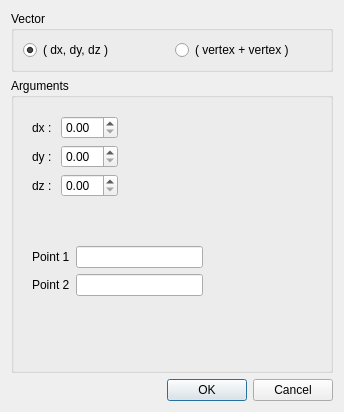
The window that src/HEXABLOCKGUI/Vector_QTD.ui (SalomePlatform/hexablock) describes before a commit, drawn with Qt 5.
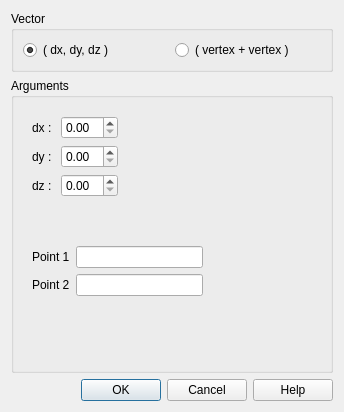
The same window after the commit.

Commit message: added: -Propagation, Vector ( completed ) dialog panel. -Help button on all panel. -Delegate for all Panel updated: -menu always showed for each action

Diff of the .ui file:
```diff
--- a/src/HEXABLOCKGUI/Vector_QTD.ui
+++ b/src/HEXABLOCKGUI/Vector_QTD.ui
@@ -27,7 +27,7 @@
      </property>
      <layout class="QHBoxLayout" name="horizontalLayout_5">
       <item>
-       <widget class="QRadioButton" name="rb1">
+       <widget class="QRadioButton" name="rb0">
         <property name="sizePolicy">
          <sizepolicy hsizetype="Expanding" vsizetype="Fixed">
           <horstretch>0</horstretch>
@@ -43,7 +43,7 @@
        </widget>
       </item>
       <item>
-       <widget class="QRadioButton" name="rb2">
+       <widget class="QRadioButton" name="rb1">
         <property name="sizePolicy">
          <sizepolicy hsizetype="Expanding" vsizetype="Fixed">
           <horstretch>0</horstretch>
@@ -188,7 +188,7 @@
       <enum>Qt::Horizontal</enum>
      </property>
      <property name="standardButtons">
-      <set>QDialogButtonBox::Cancel|QDialogButtonBox::Ok</set>
+      <set>QDialogButtonBox::Cancel|QDialogButtonBox::Help|QDialogButtonBox::Ok</set>
      </property>
     </widget>
    </item>
```
Left out of the diff: 18 changed lines with no effect on the pictures. The commit also changes 37 other files.
